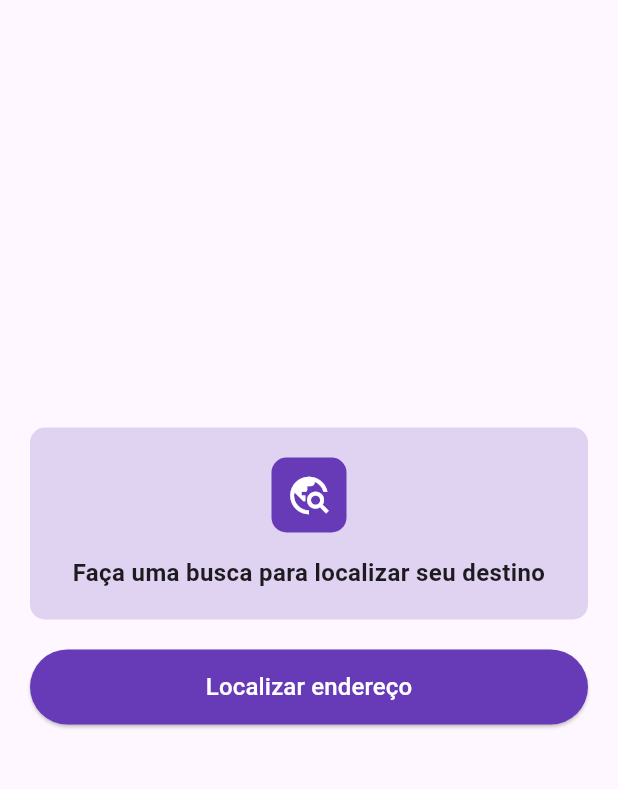
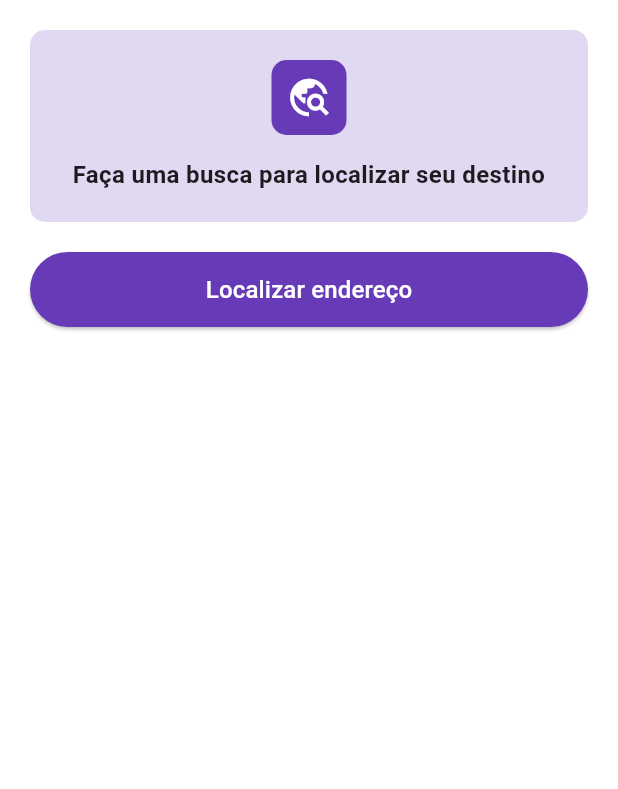
Before and after one commit to DanielMendesDoAmaralLivance/desenvolvimento-sistemas-moveis-e-distribuidos-av1, a Flutter app: the screen it shows after launch, on a phone screen of 412 x 824 dp, the part 84-873 px from its top. Run offline on Flutter 3.47's test engine with Material 3 defaults, Android fonts, the phone set to English and light mode, and no system bars; our stand-ins replace dio, flutter_mobx, mobx; generated files the repository leaves out were written again.

```diff
--- a/lib/src/modules/home/components/initial_search_address_component.dart
+++ /dev/null
@@ -1,137 +0,0 @@
-import 'package:fast_location/src/shared/colors/app_colors.dart';
-import 'package:flutter/material.dart';
-
-class InitialSearchAddressComponent extends StatefulWidget {
-  const InitialSearchAddressComponent({super.key});
-
-  @override
-  State<InitialSearchAddressComponent> createState() =>
-      _InitialSearchAddressComponentState();
-}
-
-class _InitialSearchAddressComponentState
-    extends State<InitialSearchAddressComponent> {
-  @override
-  Widget build(BuildContext context) {
-    return Scaffold(
-      body: Center(
-        child: Padding(
-          padding: const EdgeInsets.all(20.0),
-          child: Column(
-            mainAxisAlignment: MainAxisAlignment.center,
-            children: [
-              Container(
-                width: double.infinity,
-                padding: const EdgeInsets.all(20.0),
-                decoration: BoxDecoration(
-                  color: AppColors.themeLight,
-                  borderRadius: BorderRadius.circular(10),
-                ),
-                child: Column(
-                  children: [
-                    Container(
-                      padding: const EdgeInsets.all(10.0),
-                      decoration: BoxDecoration(
-                        color: AppColors.theme,
-                        borderRadius: BorderRadius.circular(10),
-                      ),
-                      child: Icon(
-                        Icons.travel_explore,
-                        color: Colors.white,
-                        size: 30.0,
-                      ),
-                    ),
-                    const SizedBox(height: 15),
-                    const Text(
-                      'Faça uma busca para localizar seu destino',
-                      textAlign: TextAlign.center,
-                      style: TextStyle(
-                        fontSize: 16.0,
-                        fontWeight: FontWeight.bold,
-                      ),
-                    ),
-                  ],
-                ),
-              ),
-              const SizedBox(height: 20),
-              ElevatedButton(
-                onPressed: () => _showSearchAddressFromCepDialog(context),
-                style: ElevatedButton.styleFrom(
-                  backgroundColor: AppColors.theme,
-                  minimumSize: const Size(double.infinity, 50),
-                ),
-                child: const Text(
-                  'Localizar endereço',
-                  style: TextStyle(fontSize: 16, color: Colors.white),
-                ),
-              ),
-            ],
-          ),
-        ),
-      ),
-    );
-  }
-
-  void _showSearchAddressFromCepDialog(BuildContext context) {
-    showDialog(
-      context: context,
-      builder: (BuildContext context) {
-        return Dialog(
-          shape: RoundedRectangleBorder(
-            borderRadius: BorderRadius.circular(10),
-          ),
-          child: Padding(
-            padding: const EdgeInsets.all(16.0),
-            child: Column(
-              mainAxisSize: MainAxisSize.min,
-              crossAxisAlignment: CrossAxisAlignment.start,
-              children: [
-                const Text(
-                  "Digite o CEP",
-                  style: TextStyle(fontSize: 16, fontWeight: FontWeight.normal),
-                ),
-                const SizedBox(height: 16),
-                TextField(
-                  keyboardType: TextInputType.number,
-                  decoration: InputDecoration(
-                    hintText: "00000000",
-                    focusedBorder: UnderlineInputBorder(
-                      borderSide: BorderSide(color: AppColors.theme, width: 2),
-                    ),
-                    enabledBorder: UnderlineInputBorder(
-                      borderSide: BorderSide(color: AppColors.theme, width: 2),
-                    ),
-                  ),
-                  maxLength: 8,
-                ),
-                const SizedBox(height: 16),
-                SizedBox(
-                  width: double.infinity,
-                  height: 48,
-                  child: ElevatedButton(
-                    onPressed: () {
-
-
-                      Navigator.of(context).pop();
-                    },
-                    style: ElevatedButton.styleFrom(
-                      backgroundColor: AppColors.theme,
-                    ),
-                    child: const Text(
-                      "Buscar",
-                      style: TextStyle(
-                        fontSize: 16,
-                        fontWeight: FontWeight.bold,
-                        color: Colors.white,
-                      ),
-                    ),
-                  ),
-                ),
-              ],
-            ),
-          ),
-        );
-      },
-    );
-  }
-}
--- /dev/null
+++ b/lib/src/modules/home/components/last_searched_address_empty_state.dart
@@ -0,0 +1,43 @@
+import 'package:fast_location/src/shared/colors/app_colors.dart';
+import 'package:flutter/material.dart';
+
+class LastSearchedAddressEmptyState extends StatefulWidget {
+  const LastSearchedAddressEmptyState({super.key});
+
+  @override
+  State<LastSearchedAddressEmptyState> createState() =>
+      _LastSearchedAddressEmptyStateState();
+}
+
+class _LastSearchedAddressEmptyStateState
+    extends State<LastSearchedAddressEmptyState> {
+  @override
+  Widget build(BuildContext context) {
+    return Container(
+      width: double.infinity,
+      padding: const EdgeInsets.all(20.0),
+      decoration: BoxDecoration(
+        color: AppColors.themeLight,
+        borderRadius: BorderRadius.circular(10),
+      ),
+      child: Column(
+        children: [
+          Container(
+            padding: const EdgeInsets.all(10.0),
+            decoration: BoxDecoration(
+              color: AppColors.theme,
+              borderRadius: BorderRadius.circular(10),
+            ),
+            child: Icon(Icons.travel_explore, color: Colors.white, size: 30.0),
+          ),
+          const SizedBox(height: 15),
+          const Text(
+            'Faça uma busca para localizar seu destino',
+            textAlign: TextAlign.center,
+            style: TextStyle(fontSize: 16.0, fontWeight: FontWeight.bold),
+          ),
+        ],
+      ),
+    );
+  }
+}
--- a/lib/src/modules/home/page/home_page.dart
+++ b/lib/src/modules/home/page/home_page.dart
@@ -1,7 +1,10 @@
-import 'package:fast_location/src/modules/home/components/initial_search_address_component.dart';
+import 'package:fast_location/src/modules/home/components/last_searched_address_data.dart';
+import 'package:fast_location/src/modules/home/components/last_searched_address_empty_state.dart';
+import 'package:fast_location/src/modules/home/controller/home_controller.dart';
 import 'package:fast_location/src/shared/colors/app_colors.dart';
 import 'package:fast_location/src/shared/components/appbar/custom_app_bar.dart';
 import 'package:flutter/material.dart';
+import 'package:flutter_mobx/flutter_mobx.dart';
 
 class HomePage extends StatefulWidget {
   const HomePage({super.key});
@@ -11,12 +14,114 @@ class HomePage extends StatefulWidget {
 }
 
 class _HomePageState extends State<HomePage> {
+  final _controller = HomeController();
+  final _zipCodeController = TextEditingController();
+
   @override
   Widget build(BuildContext context) {
     return Scaffold(
       appBar: CustomAppBar(),
       backgroundColor: AppColors.background,
-      body: InitialSearchAddressComponent(),
+      body: Container(
+        padding: EdgeInsets.all(20),
+        child: Column(
+          children: [
+            _buildLastSearchedAddressSection(),
+            const SizedBox(height: 20),
+            _buildSearchAddressButton(),
+          ],
+        ),
+      ),
+    );
+  }
+
+  Widget _buildLastSearchedAddressSection() {
+    return Observer(
+      builder: (_) {
+        var lastAddressSearched = _controller.lastAddressSearched;
+
+        return lastAddressSearched != null
+            ? LastSearchedAddressData(lastSearchedAddress: lastAddressSearched)
+            : LastSearchedAddressEmptyState();
+      },
+    );
+  }
+
+  Widget _buildSearchAddressButton() {
+    return ElevatedButton(
+      onPressed: () => _showSearchAddressFromZipCodeDialog(context),
+      style: ElevatedButton.styleFrom(
+        backgroundColor: AppColors.theme,
+        minimumSize: const Size(double.infinity, 50),
+      ),
+      child: const Text(
+        'Localizar endereço',
+        style: TextStyle(fontSize: 16, color: Colors.white),
+      ),
+    );
+  }
+
+  void _showSearchAddressFromZipCodeDialog(BuildContext context) {
+    showDialog(
+      context: context,
+      builder: (BuildContext context) {
+        return Dialog(
+          shape: RoundedRectangleBorder(
+            borderRadius: BorderRadius.circular(10),
+          ),
+          child: Padding(
+            padding: const EdgeInsets.all(16.0),
+            child: Column(
+              mainAxisSize: MainAxisSize.min,
+              crossAxisAlignment: CrossAxisAlignment.start,
+              children: [
+                const Text(
+                  "Digite o CEP",
+                  style: TextStyle(fontSize: 16, fontWeight: FontWeight.normal),
+                ),
+                const SizedBox(height: 16),
+                TextField(
+                  controller: _zipCodeController,
+                  keyboardType: TextInputType.number,
+                  decoration: InputDecoration(
+                    hintText: "00000000",
+                    focusedBorder: UnderlineInputBorder(
+                      borderSide: BorderSide(color: AppColors.theme, width: 2),
+                    ),
+                    enabledBorder: UnderlineInputBorder(
+                      borderSide: BorderSide(color: AppColors.theme, width: 2),
+                    ),
+                  ),
+                  maxLength: 8,
+                ),
+                const SizedBox(height: 16),
+                SizedBox(
+                  width: double.infinity,
+                  height: 48,
+                  child: ElevatedButton(
+                    onPressed: () {
+                      _controller.searchAddress(_zipCodeController.text);
+
+                      Navigator.of(context).pop();
+                    },
+                    style: ElevatedButton.styleFrom(
+                      backgroundColor: AppColors.theme,
+                    ),
+                    child: const Text(
+                      "Buscar",
+                      style: TextStyle(
+                        fontSize: 16,
+                        fontWeight: FontWeight.bold,
+                        color: Colors.white,
+                      ),
+                    ),
+                  ),
+                ),
+              ],
+            ),
+          ),
+        );
+      },
     );
   }
 }
--- /dev/null
+++ b/lib/src/routes/external_routes.dart
@@ -0,0 +1,5 @@
+class ExternalRoutes {
+  static const String viaCepApiBaseUrl = "https://viacep.com.br";
+  static const String viaCepApiGetAddressFromZipCodeUrlPathTemplate =
+      "/ws/{{1}}/json";
+}
```
Also changed, not shown: lib/src/http/app_http_dio_client.dart (added, +17 -0 lines), lib/src/modules/home/components/last_searched_address_data.dart (added, +64 -0 lines), lib/src/modules/home/controller/home_controller.dart (added, +19 -0 lines), lib/src/modules/home/model/address_model.dart (added, +22 -0 lines), lib/src/modules/home/repositories/address_repository.dart (added, +16 -0 lines), lib/src/modules/home/services/address_service.dart (added, +10 -0 lines), lib/src/modules/home/controller/home_controller.g.dart (added).
